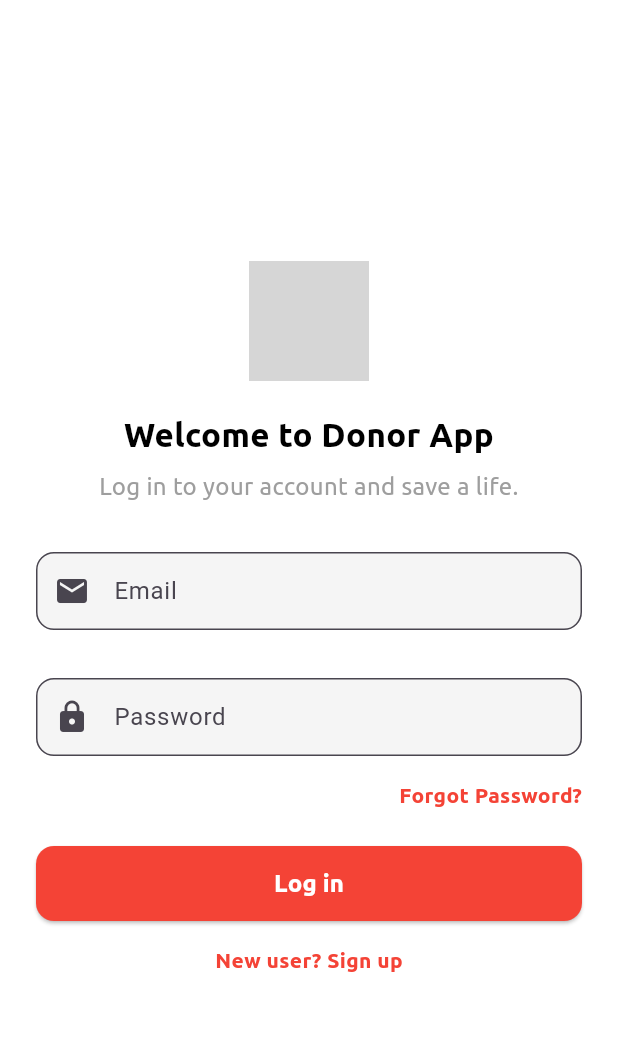
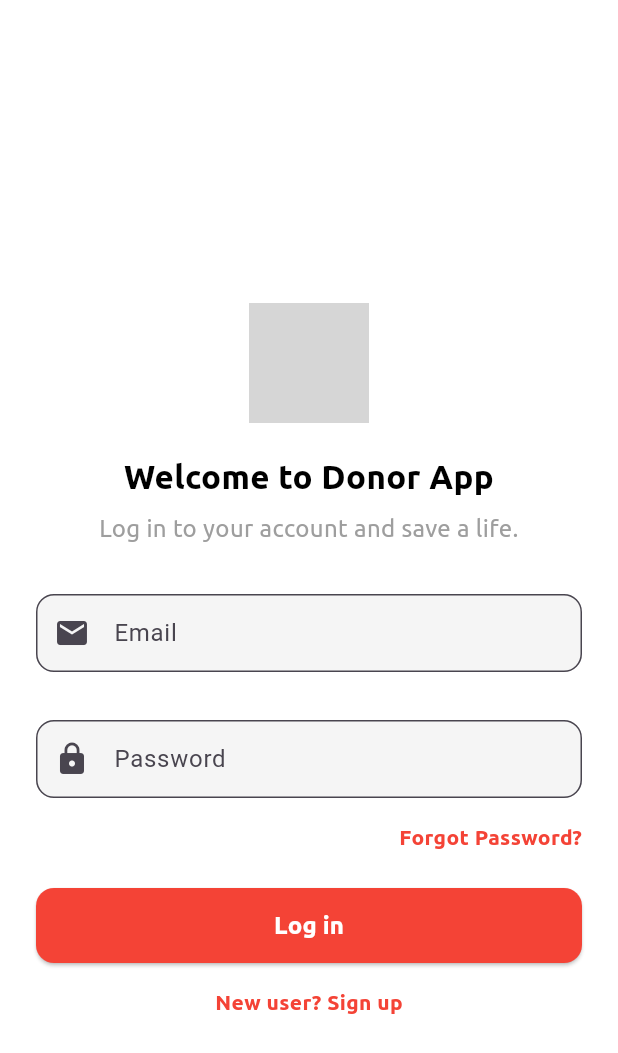
Before and after one commit to Mdsoln/donation, a Flutter app: the screen it shows after launch, on a phone screen of 412 x 824 dp. Shown: the top 1053 px of the screen. Run offline on Flutter 3.47's test engine with Material 3 defaults, Android fonts, the phone set to English and light mode, and no system bars; project files that could hold a hidden picture were left out; grey boxes are pictures that could not be loaded.

Commit message:
app bar customized

```diff
--- a/lib/screen/login_screen.dart
+++ b/lib/screen/login_screen.dart
@@ -1,4 +1,5 @@
 import 'package:flutter/material.dart';
+import 'package:flutter/services.dart';
 import '../widgets/custom_button.dart';
 import '../widgets/input_field.dart';
 import 'forgot_password_screen.dart';
@@ -11,6 +12,14 @@ class LoginScreen extends StatelessWidget {
   Widget build(BuildContext context) {
     return Scaffold(
       backgroundColor: Colors.white,
+      appBar: AppBar(
+        elevation: 0,
+        backgroundColor: Colors.white,
+        systemOverlayStyle: const SystemUiOverlayStyle(
+          statusBarColor: Colors.transparent,
+          statusBarIconBrightness: Brightness.dark,
+        ),
+      ),
       body: SafeArea(
         child: Center(
           child: SingleChildScrollView(
```
